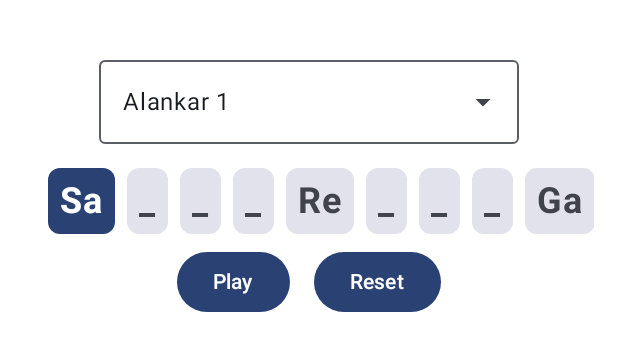
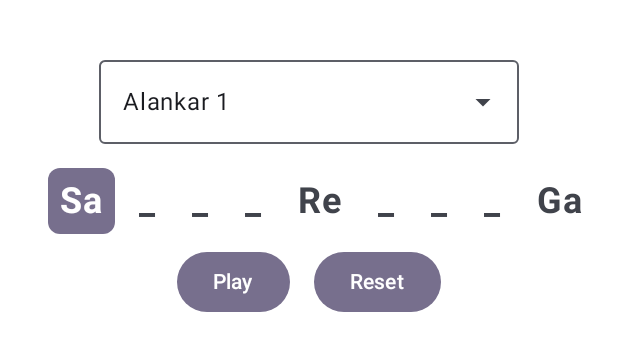
Before and after one commit to Vinesh05/MusicNotesPractice, an Android app built with Jetpack Compose: the @Preview function AlankarPracticePreview, on a phone screen of 412 x 824 dp. Shown: the top 351 px of the screen. Run offline under Robolectric (Android 15) with nearby library versions, the phone set to English and light mode, and no system bars.

Commit message:
Corrected Colors

```diff
--- a/app/src/main/java/com/example/musicnotespractice/ui/composables/AlankarPractice.kt
+++ b/app/src/main/java/com/example/musicnotespractice/ui/composables/AlankarPractice.kt
@@ -24,6 +24,7 @@ import androidx.compose.material.icons.Icons
 import androidx.compose.material.icons.filled.ArrowDropDown
 import androidx.compose.material.icons.filled.ArrowDropUp
 import androidx.compose.material3.Button
+import androidx.compose.material3.ButtonColors
 import androidx.compose.material3.DropdownMenu
 import androidx.compose.material3.DropdownMenuItem
 import androidx.compose.material3.ExperimentalMaterial3Api
@@ -53,7 +54,9 @@ import androidx.compose.ui.tooling.preview.Preview
 import androidx.compose.ui.unit.dp
 import androidx.compose.ui.unit.sp
 import androidx.compose.ui.unit.toSize
+import com.example.musicnotespractice.ui.theme.ButtonColor
 import com.example.musicnotespractice.ui.theme.MusicNotesPracticeTheme
+import com.example.musicnotespractice.ui.theme.TextColor
 import kotlinx.coroutines.delay
 import kotlinx.coroutines.launch
 
@@ -109,7 +112,13 @@ fun AlankarPractice(
         ) {
             Button(
                 onClick = { isAlankarPlaying.value = !isAlankarPlaying.value },
-                modifier = Modifier.padding(8.dp)
+                modifier = Modifier.padding(8.dp),
+                colors = ButtonColors(
+                    containerColor = ButtonColor,
+                    contentColor = TextColor,
+                    disabledContainerColor = Color.DarkGray,
+                    disabledContentColor = Color.LightGray
+                )
             ) {
                 Text(if (isAlankarPlaying.value) "Pause" else "Play")
             }
@@ -122,7 +131,13 @@ fun AlankarPractice(
                         lazyListState.animateScrollToItem(0)
                     }
                 },
-                modifier = Modifier.padding(8.dp)
+                modifier = Modifier.padding(8.dp),
+                colors = ButtonColors(
+                    containerColor = ButtonColor,
+                    contentColor = TextColor,
+                    disabledContainerColor = Color.DarkGray,
+                    disabledContentColor = Color.LightGray
+                )
             ) {
                 Text("Reset")
             }
@@ -138,8 +153,7 @@ fun SwarBox(
     Box(
         modifier = Modifier
             .background(
-                color = if (isHighlighted) MaterialTheme.colorScheme.primary
-                else MaterialTheme.colorScheme.surfaceVariant,
+                color = if (isHighlighted) ButtonColor else Color.White,
                 shape = RoundedCornerShape(8.dp)
             )
             .padding(8.dp),
--- a/app/src/main/java/com/example/musicnotespractice/ui/composables/PitchDetector.kt
+++ b/app/src/main/java/com/example/musicnotespractice/ui/composables/PitchDetector.kt
@@ -21,6 +21,7 @@ import androidx.compose.ui.text.style.TextAlign
 import androidx.compose.ui.tooling.preview.Preview
 import androidx.compose.ui.unit.dp
 import com.example.musicnotespractice.ui.theme.BackgroundColor
+import com.example.musicnotespractice.ui.theme.ButtonColor
 import com.example.musicnotespractice.ui.theme.MusicNotesPracticeTheme
 import com.example.musicnotespractice.utils.AudioProcessor
 import com.example.musicnotespractice.utils.PitchCalibrator
@@ -158,7 +159,7 @@ fun PitchDetector(
                 .padding(16.dp)
                 .fillMaxWidth(0.9f),
             barData = frequencyBins,
-            color = Color.Blue,
+            color = ButtonColor,
             axisConfig = AxisConfig(
                 showAxis = true,
                 isAxisDashed = false,
```
